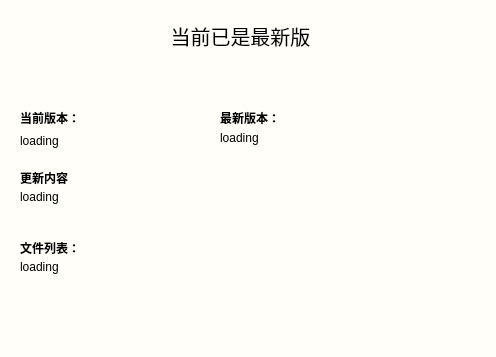
This is update_ui.ui in Zao-chen/ZcCommandEditor as Qt 5 draws it before an edit. The edited form follows.
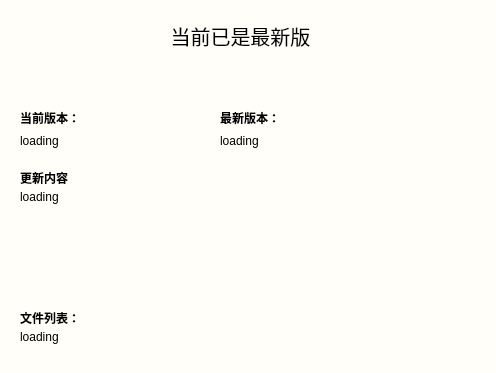
This is the edited form.

```diff
--- a/update_ui.ui
+++ b/update_ui.ui
@@ -7,7 +7,7 @@
     <x>0</x>
     <y>0</y>
     <width>496</width>
-    <height>357</height>
+    <height>373</height>
    </rect>
   </property>
   <property name="windowTitle">
@@ -172,7 +172,7 @@
      <x>220</x>
      <y>130</y>
      <width>72</width>
-     <height>16</height>
+     <height>21</height>
     </rect>
    </property>
    <property name="text">
@@ -185,7 +185,7 @@
      <x>20</x>
      <y>190</y>
      <width>461</width>
-     <height>41</height>
+     <height>111</height>
     </rect>
    </property>
    <property name="text">
@@ -199,7 +199,7 @@
    <property name="geometry">
     <rect>
      <x>20</x>
-     <y>240</y>
+     <y>310</y>
      <width>72</width>
      <height>15</height>
     </rect>
@@ -218,9 +218,9 @@
    <property name="geometry">
     <rect>
      <x>20</x>
-     <y>260</y>
+     <y>330</y>
      <width>461</width>
-     <height>71</height>
+     <height>21</height>
     </rect>
    </property>
    <property name="text">
```
